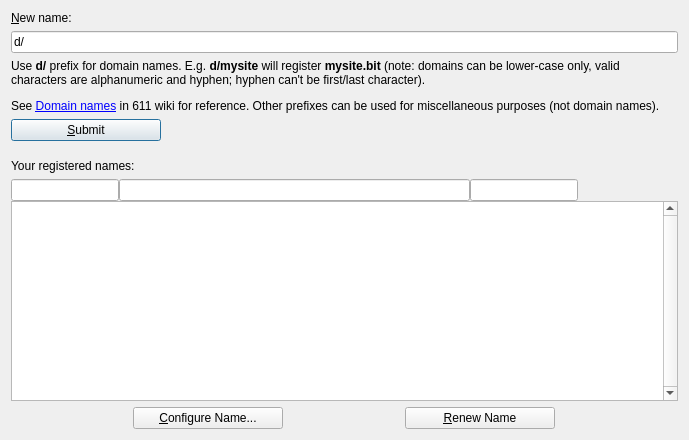
Qt form src/qt/forms/managenamespage.ui (cyberpay/sixeleven) before a commit.
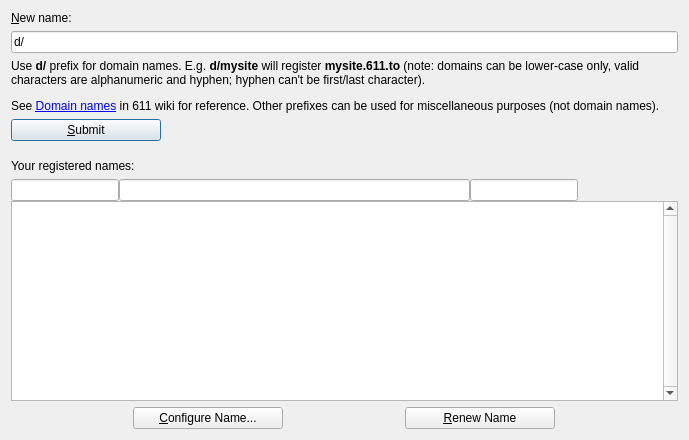
The same form after that commit. Icons and pictures are not drawn. Custom widgets are drawn as their Qt base class.

```diff
--- a/src/qt/forms/managenamespage.ui
+++ b/src/qt/forms/managenamespage.ui
@@ -60,7 +60,7 @@
         </sizepolicy>
        </property>
        <property name="text">
-        <string>&lt;html&gt;&lt;head/&gt;&lt;body&gt;&lt;p&gt;Use &lt;span style=&quot; font-weight:600;&quot;&gt;d/&lt;/span&gt; prefix for domain names. E.g. &lt;span style=&quot; font-weight:600;&quot;&gt;d/mysite&lt;/span&gt; will register &lt;span style=&quot; font-weight:600;&quot;&gt;mysite.bit&lt;/span&gt; (note: domains can be lower-case only, valid characters are alphanumeric and hyphen; hyphen can't be first/last character).&lt;/p&gt;&lt;p&gt;See &lt;a href=&quot;http://dot-bit.org/Namespace:Domain_names&quot;&gt;&lt;span style=&quot; text-decoration: underline; color:#0000ff;&quot;&gt;Domain names&lt;/span&gt;&lt;/a&gt; in 611 wiki for reference. Other prefixes can be used for miscellaneous purposes (not domain names).&lt;/p&gt;&lt;/body&gt;&lt;/html&gt;</string>
+        <string>&lt;html&gt;&lt;head/&gt;&lt;body&gt;&lt;p&gt;Use &lt;span style=&quot; font-weight:600;&quot;&gt;d/&lt;/span&gt; prefix for domain names. E.g. &lt;span style=&quot; font-weight:600;&quot;&gt;d/mysite&lt;/span&gt; will register &lt;span style=&quot; font-weight:600;&quot;&gt;mysite.611.to&lt;/span&gt; (note: domains can be lower-case only, valid characters are alphanumeric and hyphen; hyphen can't be first/last character).&lt;/p&gt;&lt;p&gt;See &lt;a href=&quot;http://dot-bit.org/Namespace:Domain_names&quot;&gt;&lt;span style=&quot; text-decoration: underline; color:#0000ff;&quot;&gt;Domain names&lt;/span&gt;&lt;/a&gt; in 611 wiki for reference. Other prefixes can be used for miscellaneous purposes (not domain names).&lt;/p&gt;&lt;/body&gt;&lt;/html&gt;</string>
        </property>
        <property name="textFormat">
         <enum>Qt::RichText</enum>
```
